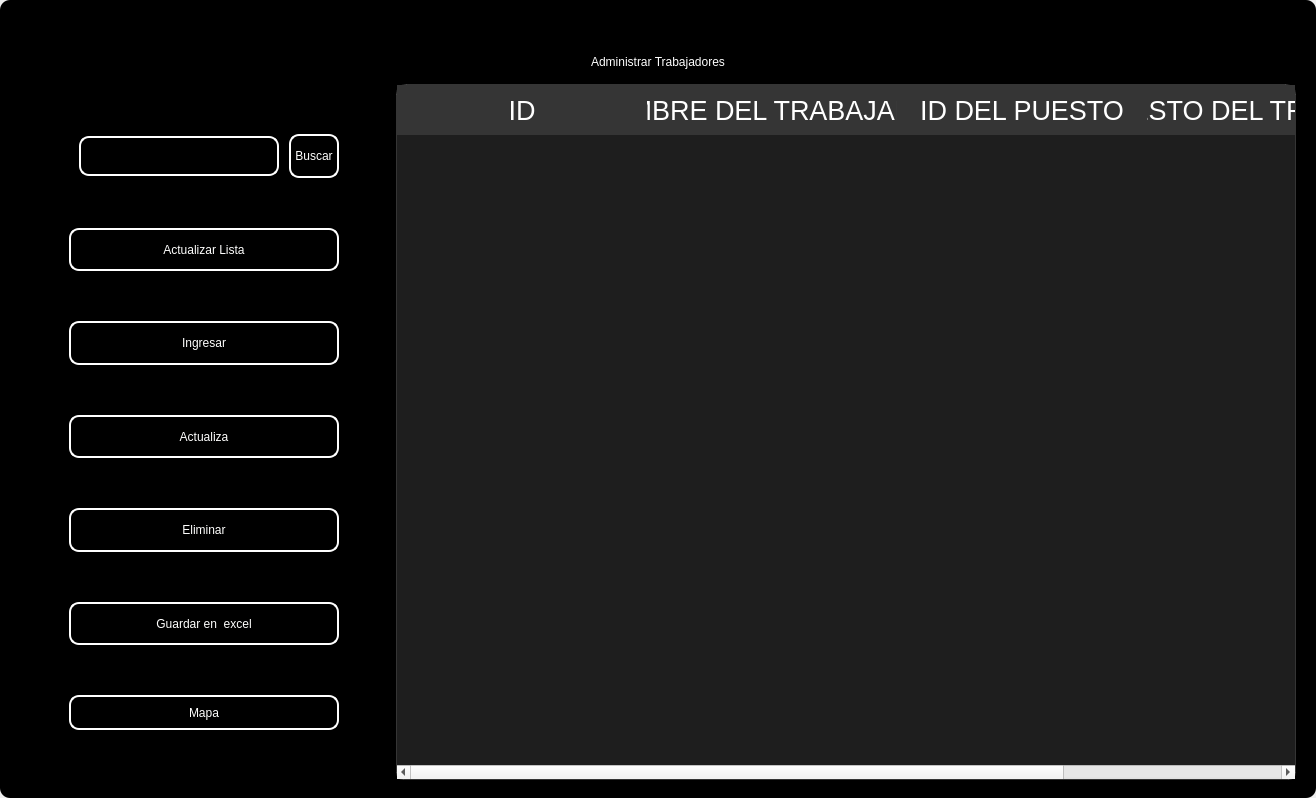
Qt form design/standar/mainemployee2.ui (codemiguel-dev/ERP-EmprendeSoft-Desktop) before a commit.
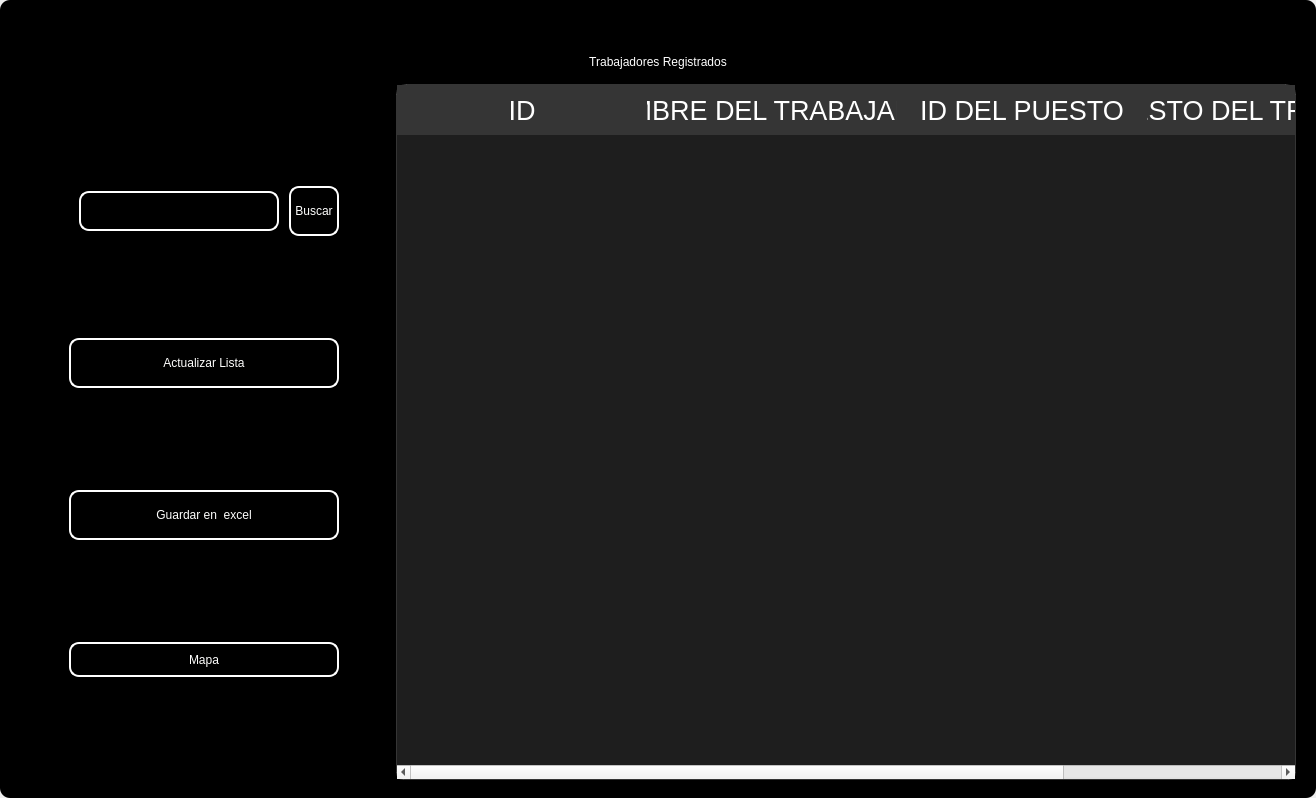
The same form after that commit. Icons and pictures are not drawn.

```diff
--- a/design/standar/mainemployee2.ui
+++ b/design/standar/mainemployee2.ui
@@ -294,7 +294,7 @@
 color: rgb(255, 255, 255);</string>
          </property>
          <property name="text">
-          <string>Administrar Trabajadores</string>
+          <string>Trabajadores Registrados</string>
          </property>
          <property name="alignment">
           <set>Qt::AlignCenter</set>
@@ -552,138 +552,6 @@
               </property>
              </widget>
             </item>
-            <item>
-             <widget class="QPushButton" name="btn_add">
-              <property name="minimumSize">
-               <size>
-                <width>0</width>
-                <height>40</height>
-               </size>
-              </property>
-              <property name="maximumSize">
-               <size>
-                <width>300</width>
-                <height>50</height>
-               </size>
-              </property>
-              <property name="cursor">
-               <cursorShape>PointingHandCursor</cursorShape>
-              </property>
-              <property name="styleSheet">
-               <string notr="true">QPushButton{
-border-radius:10px; 
-font: 12pt &quot;Arial&quot;;
-color: rgb(255, 255, 254);
-border: 2px solid #ffffff;
-}
-
-QPushButton:hover{
-border-radius:10px; 
-font: 12pt &quot;Arial&quot;;
-color: rgb(255, 255, 255);
-border: 2px solid rgb(120, 0, 171);
-	background-color: rgb(120, 0, 171);
-}</string>
-              </property>
-              <property name="text">
-               <string>Ingresar</string>
-              </property>
-              <property name="iconSize">
-               <size>
-                <width>35</width>
-                <height>35</height>
-               </size>
-              </property>
-             </widget>
-            </item>
-            <item>
-             <widget class="QPushButton" name="btn_update">
-              <property name="minimumSize">
-               <size>
-                <width>0</width>
-                <height>40</height>
-               </size>
-              </property>
-              <property name="maximumSize">
-               <size>
-                <width>300</width>
-                <height>50</height>
-               </size>
-              </property>
-              <property name="cursor">
-               <cursorShape>PointingHandCursor</cursorShape>
-              </property>
-              <property name="styleSheet">
-               <string notr="true">QPushButton{
-border-radius:10px; 
-font: 12pt &quot;Arial&quot;;
-color: rgb(255, 255, 254);
-border: 2px solid #ffffff;
-}
-
-QPushButton:hover{
-border-radius:10px; 
-font: 12pt &quot;Arial&quot;;
-color: rgb(255, 255, 255);
-border: 2px solid rgb(120, 0, 171);
-	background-color: rgb(120, 0, 171);
-}</string>
-              </property>
-              <property name="text">
-               <string>Actualiza</string>
-              </property>
-              <property name="iconSize">
-               <size>
-                <width>35</width>
-                <height>35</height>
-               </size>
-              </property>
-             </widget>
-            </item>
-            <item>
-             <widget class="QPushButton" name="btn_delete">
-              <property name="minimumSize">
-               <size>
-                <width>0</width>
-                <height>40</height>
-               </size>
-              </property>
-              <property name="maximumSize">
-               <size>
-                <width>300</width>
-                <height>50</height>
-               </size>
-              </property>
-              <property name="cursor">
-               <cursorShape>PointingHandCursor</cursorShape>
-              </property>
-              <property name="styleSheet">
-               <string notr="true">QPushButton{
-border-radius:10px; 
-font: 12pt &quot;Arial&quot;;
-color: rgb(255, 255, 254);
-border: 2px solid #ffffff;
-}
-
-QPushButton:hover{
-border-radius:10px; 
-font: 12pt &quot;Arial&quot;;
-color: rgb(255, 255, 255);
-border: 2px solid rgb(120, 0, 171);
-	background-color: rgb(120, 0, 171);
-}</string>
-              </property>
-              <property name="text">
-               <string>Eliminar</string>
-              </property>
-              <property name="iconSize">
-               <size>
-                <width>35</width>
-                <height>35</height>
-               </size>
-              </property>
-             </widget>
-            </item>
             <item>
              <widget class="QPushButton" name="btn_excel">
               <property name="minimumSize">
```
